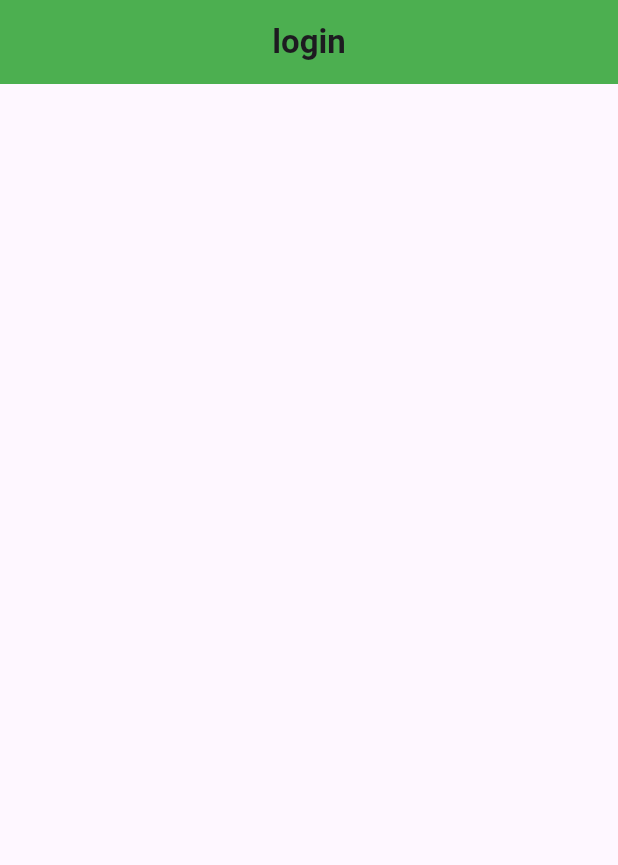
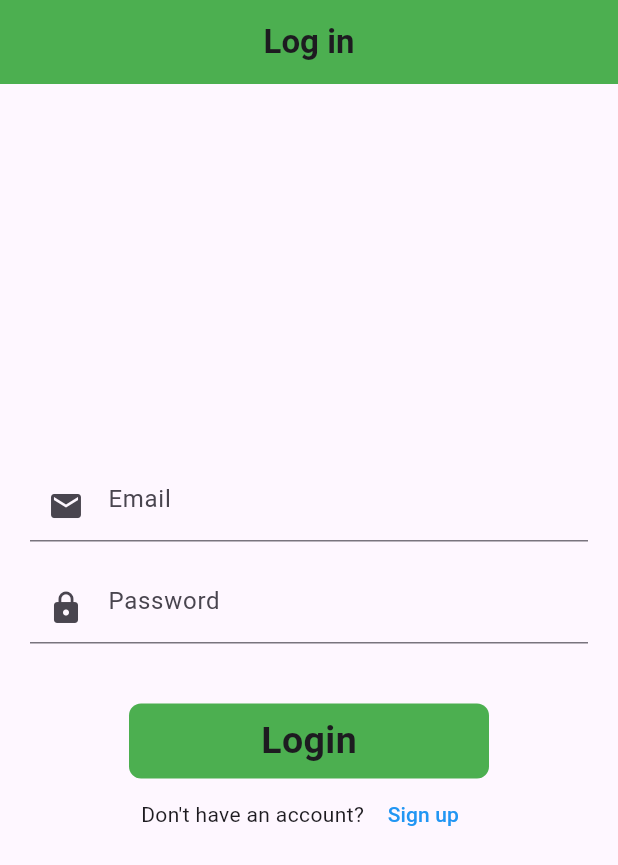
Before and after one commit to mahdi-islam-pranto/firebase_learn, a Flutter app: the screen it shows after launch, on a phone screen of 412 x 824 dp. Shown: the top 865 px of the screen. Run offline on Flutter 3.47's test engine with Material 3 defaults, Android fonts, the phone set to English and light mode, and no system bars; our stand-ins replace firebase_core; accounts and stored records are empty.

Commit message:
login screen with validation

```diff
--- a/lib/firebase_services/splash_services.dart
+++ b/lib/firebase_services/splash_services.dart
@@ -9,7 +9,7 @@ class SplashServices {
       Navigator.push(
         context,
         MaterialPageRoute(
-          builder: (context) => const Login(),
+          builder: (context) => Login(),
         ),
       );
     });
--- a/lib/main.dart
+++ b/lib/main.dart
@@ -17,7 +17,7 @@ class MyApp extends StatelessWidget {
     return MaterialApp(
       debugShowCheckedModeBanner: false,
       theme: ThemeData(primarySwatch: Colors.green),
-      home: SplashScreen(),
+      home: const SplashScreen(),
     );
   }
 }
--- a/lib/ui/auth/login_screen.dart
+++ b/lib/ui/auth/login_screen.dart
@@ -1,7 +1,25 @@
+import 'package:firelearn/ui/widgets/round_button.dart';
 import 'package:flutter/material.dart';
 
-class Login extends StatelessWidget {
+class Login extends StatefulWidget {
   const Login({super.key});
+
+  @override
+  State<Login> createState() => _LoginState();
+}
+
+class _LoginState extends State<Login> {
+  final _formKey = GlobalKey<FormState>();
+  final emailController = TextEditingController();
+  final passwordController = TextEditingController();
+
+  @override
+  void dispose() {
+    // TODO: implement dispose
+    super.dispose();
+    emailController.dispose();
+    passwordController.dispose();
+  }
 
   @override
   Widget build(BuildContext context) {
@@ -9,12 +27,91 @@ class Login extends StatelessWidget {
       appBar: AppBar(
         automaticallyImplyLeading: false,
         title: const Text(
-          "login",
+          "Log in",
           style: TextStyle(fontWeight: FontWeight.bold),
         ),
         centerTitle: true,
         backgroundColor: Colors.green,
       ),
+      body: Column(
+        mainAxisAlignment: MainAxisAlignment.center,
+        crossAxisAlignment: CrossAxisAlignment.center,
+        children: [
+          // Email and Password form
+          Padding(
+            padding: const EdgeInsets.symmetric(horizontal: 20),
+            child: Form(
+                key: _formKey,
+                child: Column(
+                  children: [
+                    // Email field
+                    TextFormField(
+                      keyboardType: TextInputType.emailAddress,
+                      validator: (value) {
+                        if (value!.isEmpty) {
+                          return "Please Enter Email";
+                        }
+                        if (value.contains("@") == false) {
+                          return "Invalid Email";
+                        }
+
+                        return null;
+                      },
+                      controller: emailController,
+                      decoration: const InputDecoration(
+                          hintText: "Email", prefixIcon: Icon(Icons.email)),
+                    ),
+                    const SizedBox(
+                      height: 20,
+                    ),
+
+                    // Password field
+                    TextFormField(
+                      keyboardType: TextInputType.text,
+                      validator: (value) {
+                        if (value!.isEmpty) {
+                          return "Please Enter Password";
+                        }
+                        return null;
+                      },
+                      controller: passwordController,
+                      obscureText: true,
+                      decoration: const InputDecoration(
+                          hintText: "Password", prefixIcon: Icon(Icons.lock)),
+                    ),
+                    const SizedBox(
+                      height: 40,
+                    ),
+                  ],
+                )),
+          ),
+
+          // Login button
+          Center(
+            child: RoundButton(
+              title: 'Login',
+              onTap: () {
+                if (_formKey.currentState!.validate()) {}
+              },
+            ),
+          ),
+
+          // SignUP Text
+
+          Row(
+            mainAxisAlignment: MainAxisAlignment.center,
+            children: [
+              const Text("Don't have an account? "),
+              TextButton(
+                  onPressed: () {},
+                  child: const Text(
+                    "Sign up",
+                    style: TextStyle(color: Colors.blue),
+                  ))
+            ],
+          )
+        ],
+      ),
     );
   }
 }
--- /dev/null
+++ b/lib/ui/widgets/round_button.dart
@@ -0,0 +1,28 @@
+import 'package:flutter/material.dart';
+
+class RoundButton extends StatelessWidget {
+  final String title;
+  final VoidCallback onTap;
+  const RoundButton({super.key, required this.title, required this.onTap});
+
+  @override
+  Widget build(BuildContext context) {
+    return InkWell(
+      onTap: onTap,
+      child: Container(
+        height: 50,
+        width: 240,
+        decoration: BoxDecoration(
+            color: Colors.green, borderRadius: BorderRadius.circular(8)),
+        alignment: Alignment.center,
+        child: Text(
+          title,
+          style: const TextStyle(
+            fontSize: 25,
+            fontWeight: FontWeight.bold,
+          ),
+        ),
+      ),
+    );
+  }
+}
```
